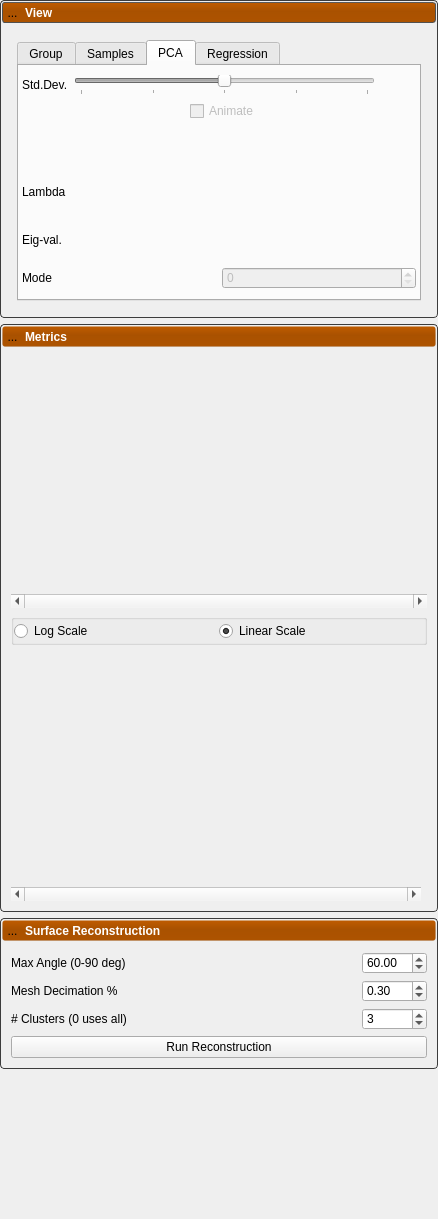
First picture: the form in Studio/src/Application/Analysis/AnalysisTool.ui, repository SCIInstitute/ShapeWorks, before the edit.
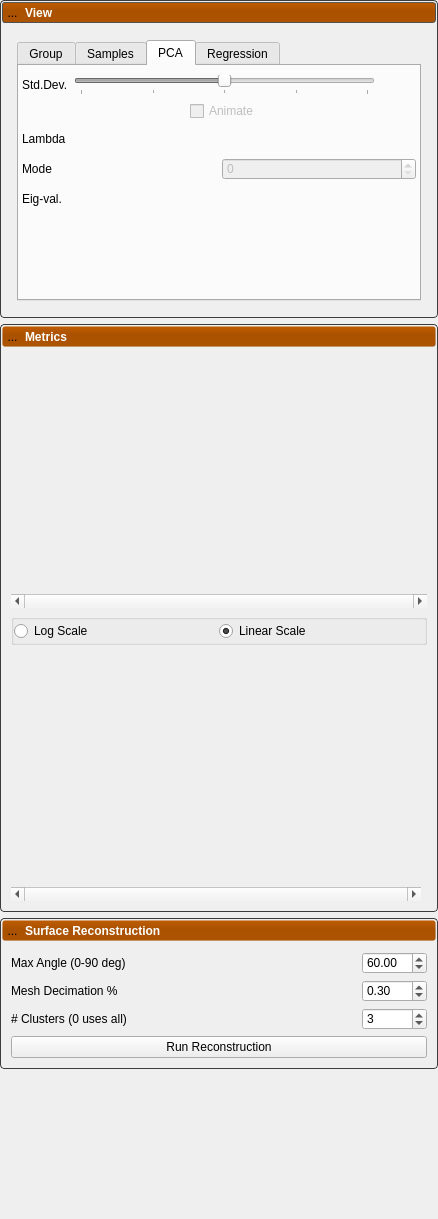
Second picture: the form after the edit. The open tabs and pages were chosen to show the change. Icons and pictures are not drawn. Custom widgets are drawn as their Qt base class.

Commit message: Adjust layout to be more clear.

```diff
--- a/Studio/src/Application/Analysis/AnalysisTool.ui
+++ b/Studio/src/Application/Analysis/AnalysisTool.ui
@@ -884,46 +884,17 @@
                        </property>
                       </widget>
                      </item>
-                     <item row="3" column="1">
-                      <widget class="QWidget" name="group_slider_widget" native="true">
-                       <layout class="QHBoxLayout" name="horizontalLayout_3">
-                        <property name="spacing">
-                         <number>0</number>
-                        </property>
-                        <property name="leftMargin">
-                         <number>0</number>
-                        </property>
-                        <property name="topMargin">
-                         <number>0</number>
-                        </property>
-                        <property name="rightMargin">
-                         <number>0</number>
-                        </property>
-                        <property name="bottomMargin">
-                         <number>0</number>
-                        </property>
-                       </layout>
-                      </widget>
-                     </item>
-                     <item row="2" column="1">
-                      <widget class="QWidget" name="widget_25" native="true">
-                       <layout class="QHBoxLayout" name="horizontalLayout_10">
-                        <property name="spacing">
-                         <number>0</number>
-                        </property>
-                        <property name="leftMargin">
-                         <number>0</number>
-                        </property>
-                        <property name="topMargin">
-                         <number>0</number>
-                        </property>
-                        <property name="rightMargin">
-                         <number>0</number>
-                        </property>
-                        <property name="bottomMargin">
-                         <number>0</number>
-                        </property>
-                       </layout>
+                     <item row="0" column="2">
+                      <widget class="QLabel" name="pcaValueLabel">
+                       <property name="minimumSize">
+                        <size>
+                         <width>35</width>
+                         <height>0</height>
+                        </size>
+                       </property>
+                       <property name="text">
+                        <string/>
+                       </property>
                       </widget>
                      </item>
                      <item row="1" column="1">
@@ -1006,7 +977,7 @@
                      <property name="verticalSpacing">
                       <number>6</number>
                      </property>
-                     <item row="1" column="0">
+                     <item row="2" column="0">
                       <widget class="QLabel" name="label_8">
                        <property name="minimumSize">
                         <size>
@@ -1019,13 +990,6 @@
                        </property>
                       </widget>
                      </item>
-                     <item row="1" column="1">
-                      <widget class="QLabel" name="pcaEigenValueLabel">
-                       <property name="text">
-                        <string/>
-                       </property>
-                      </widget>
-                     </item>
                      <item row="0" column="0">
                       <widget class="QLabel" name="label_9">
                        <property name="minimumSize">
@@ -1039,31 +1003,14 @@
                        </property>
                       </widget>
                      </item>
-                     <item row="0" column="1">
-                      <widget class="QLabel" name="pcaLambdaLabel">
+                     <item row="2" column="1">
+                      <widget class="QLabel" name="pcaEigenValueLabel">
                        <property name="text">
                         <string/>
                        </property>
                       </widget>
                      </item>
-                    </layout>
-                   </item>
-                   <item>
-                    <layout class="QHBoxLayout" name="horizontalLayout_11">
-                     <item>
-                      <widget class="QLabel" name="label_11">
-                       <property name="minimumSize">
-                        <size>
-                         <width>0</width>
-                         <height>24</height>
-                        </size>
-                       </property>
-                       <property name="text">
-                        <string>Mode</string>
-                       </property>
-                      </widget>
-                     </item>
-                     <item>
+                     <item row="1" column="1">
                       <widget class="QSpinBox" name="pcaModeSpinBox">
                        <property name="enabled">
                         <bool>false</bool>
@@ -1076,11 +1023,44 @@
                        </property>
                       </widget>
                      </item>
+                     <item row="0" column="1">
+                      <widget class="QLabel" name="pcaLambdaLabel">
+                       <property name="text">
+                        <string/>
+                       </property>
+                      </widget>
+                     </item>
+                     <item row="1" column="0">
+                      <widget class="QLabel" name="label_11">
+                       <property name="minimumSize">
+                        <size>
+                         <width>0</width>
+                         <height>24</height>
+                        </size>
+                       </property>
+                       <property name="text">
+                        <string>Mode</string>
+                       </property>
+                      </widget>
+                     </item>
                     </layout>
                    </item>
                   </layout>
                  </widget>
                 </item>
+                <item row="1" column="0">
+                 <spacer name="verticalSpacer_2">
+                  <property name="orientation">
+                   <enum>Qt::Vertical</enum>
+                  </property>
+                  <property name="sizeHint" stdset="0">
+                   <size>
+                    <width>20</width>
+                    <height>40</height>
+                   </size>
+                  </property>
+                 </spacer>
+                </item>
                </layout>
               </widget>
               <widget class="QWidget" name="regression_tab">
```
Left out of the diff: 27 changed lines with no effect on the pictures.
